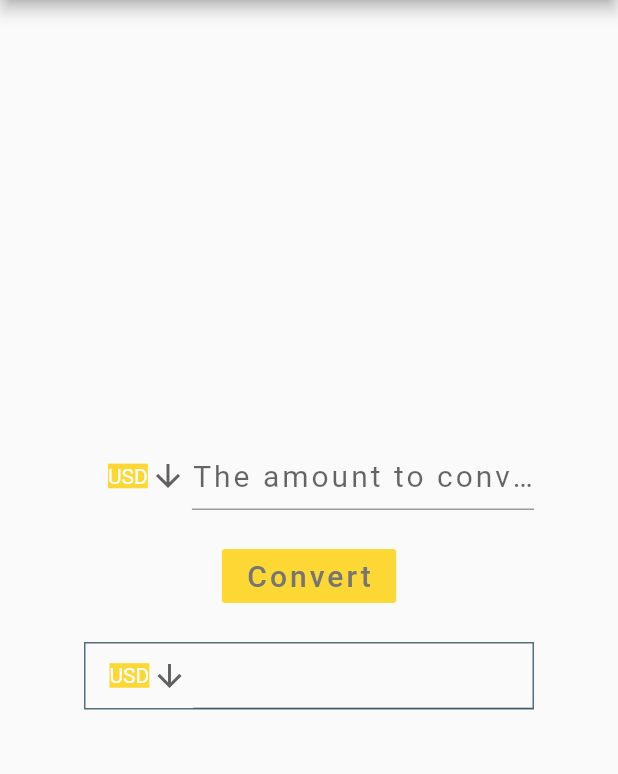
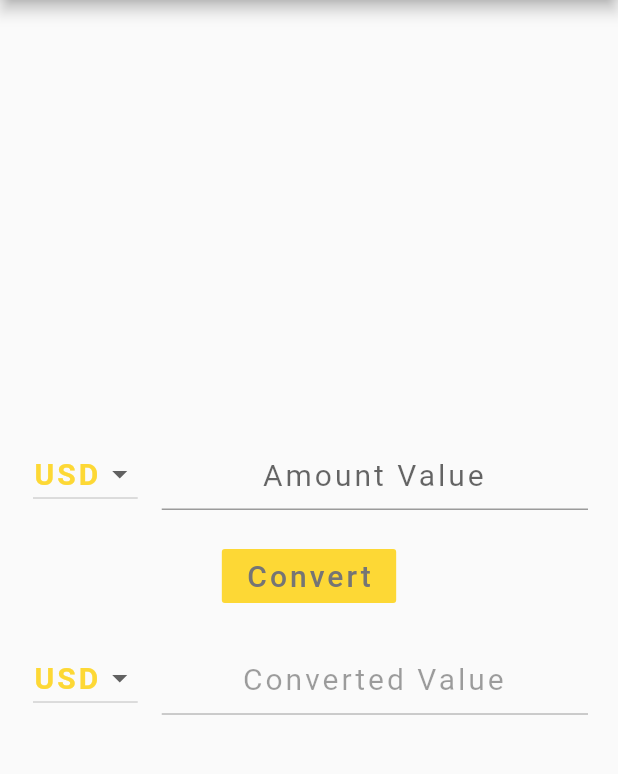
Before and after one commit to Leonlit/Currency_Converter_App, a Flutter app: the screen it shows after launch, after a tap on "Convert", on a phone screen of 412 x 824 dp, the part 84-858 px from its top. Run offline on Flutter 3.47's test engine with Material 2 defaults, Android fonts, the phone set to English and light mode, and no system bars; network calls fail.

Commit message:
Redesigned the interface, now with better style and feel

```diff
--- a/lib/main.dart
+++ b/lib/main.dart
@@ -33,10 +33,17 @@ class Homepage extends StatefulWidget {
 }
 
 class _FetchDataState extends State<Homepage> {
-  final defaultFont = new TextStyle(
+  final fieldFont = new TextStyle(
     fontSize: 20,
     letterSpacing: 2.0,
     color: Colors.grey[600],
+  );
+
+  final btnFont = new TextStyle(
+    fontSize: 20.0,
+    letterSpacing: 2.0,
+    color: Colors.yellow[600],
+    fontWeight: FontWeight.bold,
   );
 
   final themeBg = Colors.yellow[600];
@@ -45,52 +52,44 @@ class _FetchDataState extends State<Homepage> {
   final userValue = TextEditingController(),
       convertedValue = TextEditingController();
 
-  String _fromvalue = "USD", _toValue = "USD";
+  String _fromValue = "USD", _toValue = "USD";
 
   static const List<String> CURRENCY = ["CAD", "HKD", "ISK", "USD"];
 
   void fetchData() async {
     final String amount = userValue.text;
-    print(amount);
-    print("to where : $_toValue");
-    print("from where : $_fromvalue");
 
     var response = await http.get(
         Uri.encodeFull(
-            "https://api.exchangeratesapi.io/latest?base=$_fromvalue&symbols=$_toValue"),
+            "https://api.exchangeratesapi.io/latest?base=$_fromValue&symbols=$_toValue"),
         headers: {"Accept": "application/json"});
 
     Map<String, dynamic> data = json.decode(response.body);
     final double rates = data["rates"][_toValue];
-    print("rates $rates");
     final double result = rates * double.parse(amount);
-    print(result);
+    convertedValue.text = result.toStringAsFixed(3);
   }
 
   @override
   Widget build(BuildContext context) {
-    return new Column(
+    return new Container(
+        margin: EdgeInsets.fromLTRB(20.0, 0, 20.0, 0),
+        child: new Column(
           mainAxisAlignment: MainAxisAlignment.center,
           children: [
             new Container(
-            height: 45,
-            width: 300.0,
                 alignment: Alignment.center,
                 child: new Row(children: <Widget>[
-              DropdownButtonHideUnderline(
-                  child: ButtonTheme(
-                      alignedDropdown: true,
+                  new Container(
+                      margin: EdgeInsets.fromLTRB(2.0, 0, 16.0, 0),
                       child: new DropdownButton(
-                          isExpanded: false,
-                          value: _fromvalue,
-                          icon: Icon(Icons.arrow_downward),
-                          iconSize: 24,
-                          elevation: 16,
-                          style: TextStyle(
-                              backgroundColor: themeBg, color: Colors.white),
+                          autofocus: true,
+                          focusColor: Colors.grey[300],
+                          value: _fromValue,
+                          style: btnFont,
                           onChanged: (String newValue) => {
                                 setState(() => {
-                                      _fromvalue = newValue,
+                                      _fromValue = newValue,
                                     })
                               },
                           items: [
@@ -99,13 +98,16 @@ class _FetchDataState extends State<Homepage> {
                                 value: i,
                                 child: Text('$i'),
                               )
-                          ]))),
+                          ])),
                   Expanded(
                       child: new TextField(
                     textAlign: TextAlign.center,
+                    textAlignVertical: TextAlignVertical.center,
                     controller: userValue,
-                style: defaultFont,
-                decoration: InputDecoration(hintText: 'The amount to convert'),
+                    style: fieldFont,
+                    decoration: InputDecoration(
+                      hintText: 'Amount Value',
+                    ),
                   ))
                 ])),
             new Container(
@@ -115,26 +117,17 @@ class _FetchDataState extends State<Homepage> {
                   onPressed: fetchData,
                   child: new Text(
                     "Convert",
-                style: defaultFont,
+                    style: fieldFont,
                   ),
                 )),
             new Container(
-            height: 45,
-            width: 300.0,
                 alignment: Alignment.center,
-            decoration: BoxDecoration(border: Border.all(color: btnBg)),
                 child: new Row(children: <Widget>[
-              DropdownButtonHideUnderline(
-                  child: ButtonTheme(
-                      padding: const EdgeInsets.all(20),
-                      alignedDropdown: true,
+                  new Container(
+                      margin: EdgeInsets.fromLTRB(2.0, 0, 16.0, 0),
                       child: new DropdownButton(
                           value: _toValue,
-                          icon: Icon(Icons.arrow_downward),
-                          iconSize: 24,
-                          elevation: 16,
-                          style: TextStyle(
-                              backgroundColor: themeBg, color: Colors.white),
+                          style: btnFont,
                           onChanged: (String newValue) => {
                                 setState(() => {
                                       _toValue = newValue,
@@ -146,17 +139,21 @@ class _FetchDataState extends State<Homepage> {
                                 value: i,
                                 child: Text('$i'),
                               )
-                          ]))),
+                          ])),
                   Expanded(
                       child: new TextField(
                     textAlign: TextAlign.center,
+                    textAlignVertical: TextAlignVertical.center,
                     controller: convertedValue,
-                style: defaultFont,
+                    style: fieldFont,
                     enabled: false,
+                    decoration: InputDecoration(
+                      hintText: "Converted Value",
+                    ),
                   )),
                 ]))
           ],
-    );
+        ));
   }
 }
 
```
Lines whose indentation alone changed are shown as unchanged.
